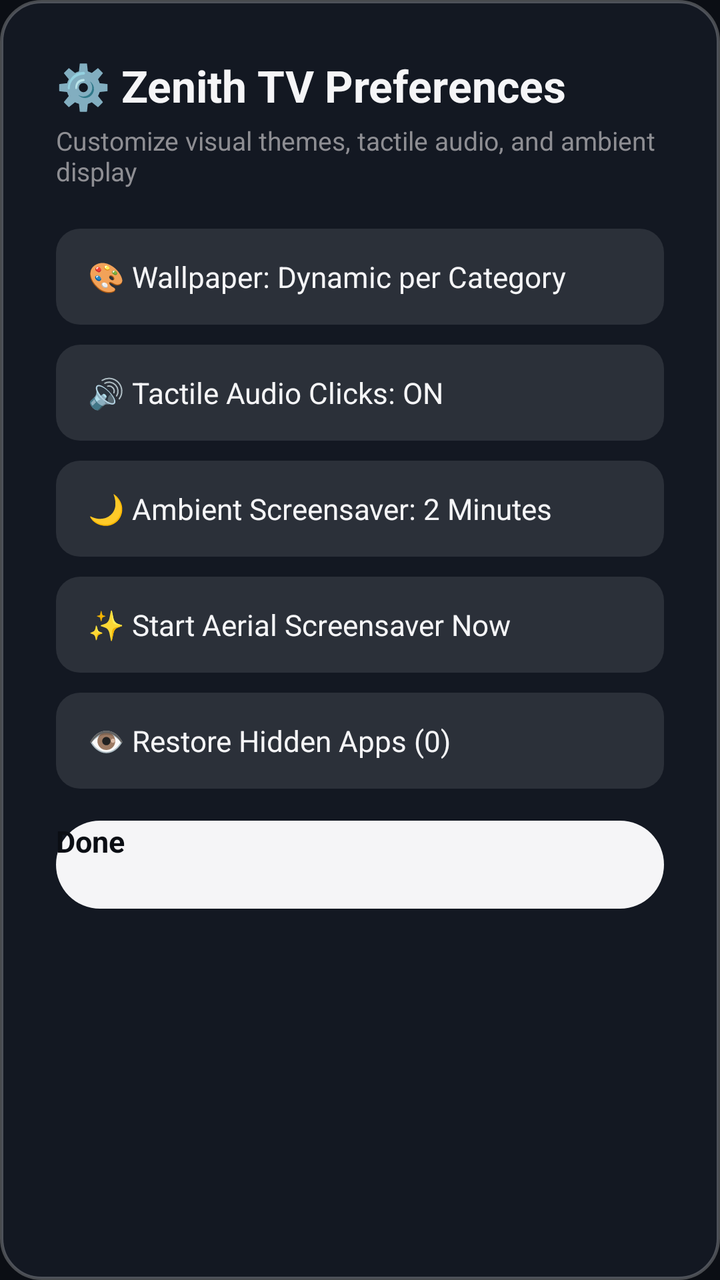
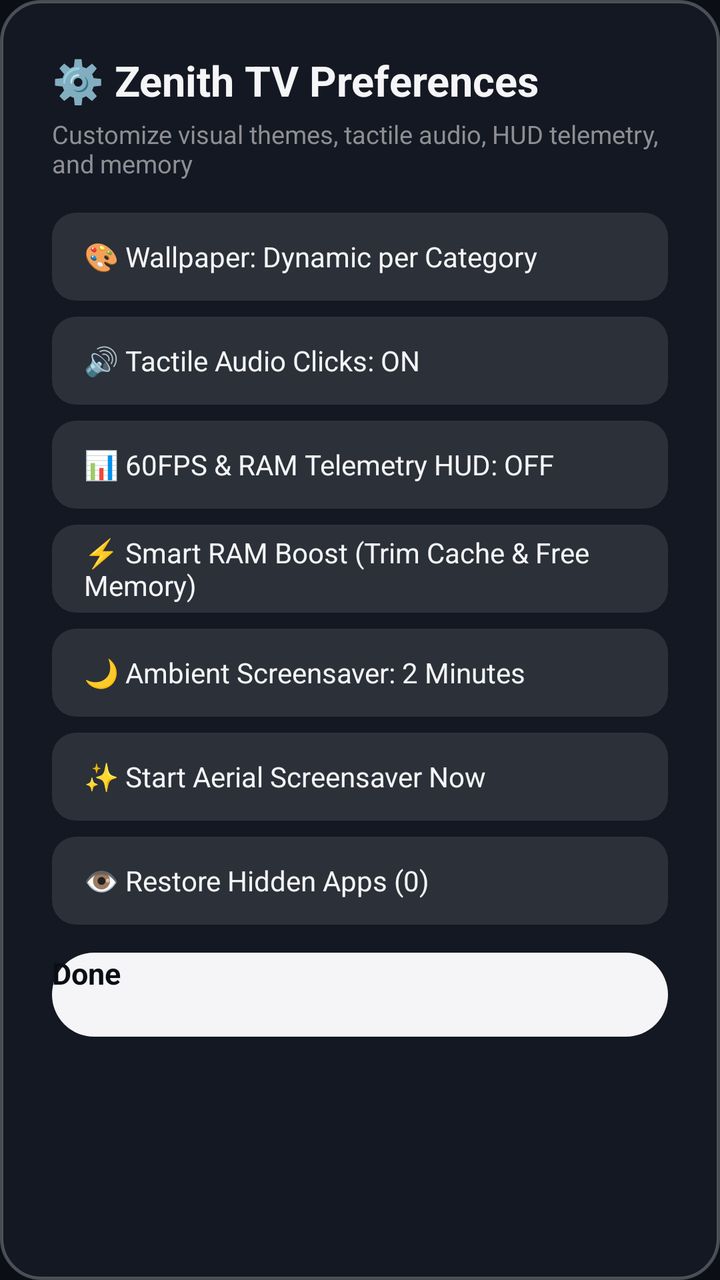

Screens rendered from an Android XML layout before and after an edit, with the pre-edit source and the edit as a unified diff.
<!-- AndroidManifest.xml: application theme Theme.ZenithTvOS -->
<!-- res/layout/dialog_zenith_settings.xml -->
<?xml version="1.0" encoding="utf-8"?>
<LinearLayout xmlns:android="http://schemas.android.com/apk/res/android"
    android:layout_width="440dp"
    android:layout_height="wrap_content"
    android:layout_gravity="center"
    android:background="@drawable/bg_context_menu"
    android:orientation="vertical"
    android:padding="28dp">

    <TextView
        android:layout_width="wrap_content"
        android:layout_height="wrap_content"
        android:text="⚙️ Zenith TV Preferences"
        android:textColor="@color/tvos_text_primary"
        android:textSize="22sp"
        android:textStyle="bold" />

    <TextView
        android:layout_width="wrap_content"
        android:layout_height="wrap_content"
        android:layout_marginTop="4dp"
        android:layout_marginBottom="20dp"
        android:text="Customize visual themes, tactile audio, and ambient display"
        android:textColor="@color/tvos_text_secondary"
        android:textSize="13sp" />

    <Button
        android:id="@+id/btnSettingWallpaper"
        android:layout_width="match_parent"
        android:layout_height="48dp"
        android:layout_marginBottom="10dp"
        android:background="@drawable/bg_menu_item"
        android:focusable="true"
        android:gravity="start|center_vertical"
        android:paddingHorizontal="16dp"
        android:text="🎨 Wallpaper: Dynamic per Category"
        android:textAllCaps="false"
        android:textColor="@color/tvos_text_primary"
        android:textSize="14.5sp" />

    <Button
        android:id="@+id/btnSettingSound"
        android:layout_width="match_parent"
        android:layout_height="48dp"
        android:layout_marginBottom="10dp"
        android:background="@drawable/bg_menu_item"
        android:focusable="true"
        android:gravity="start|center_vertical"
        android:paddingHorizontal="16dp"
        android:text="🔊 Tactile Audio Clicks: ON"
        android:textAllCaps="false"
        android:textColor="@color/tvos_text_primary"
        android:textSize="14.5sp" />

    <Button
        android:id="@+id/btnSettingScreensaver"
        android:layout_width="match_parent"
        android:layout_height="48dp"
        android:layout_marginBottom="10dp"
        android:background="@drawable/bg_menu_item"
        android:focusable="true"
        android:gravity="start|center_vertical"
        android:paddingHorizontal="16dp"
        android:text="🌙 Ambient Screensaver: 2 Minutes"
        android:textAllCaps="false"
        android:textColor="@color/tvos_text_primary"
        android:textSize="14.5sp" />

    <Button
        android:id="@+id/btnPreviewScreensaver"
        android:layout_width="match_parent"
        android:layout_height="48dp"
        android:layout_marginBottom="10dp"
        android:background="@drawable/bg_menu_item"
        android:focusable="true"
        android:gravity="start|center_vertical"
        android:paddingHorizontal="16dp"
        android:text="✨ Start Aerial Screensaver Now"
        android:textAllCaps="false"
        android:textColor="@color/tvos_text_primary"
        android:textSize="14.5sp" />

    <Button
        android:id="@+id/btnUnhideAll"
        android:layout_width="match_parent"
        android:layout_height="48dp"
        android:layout_marginBottom="16dp"
        android:background="@drawable/bg_menu_item"
        android:focusable="true"
        android:gravity="start|center_vertical"
        android:paddingHorizontal="16dp"
        android:text="👁️ Restore Hidden Apps (0)"
        android:textAllCaps="false"
        android:textColor="@color/tvos_text_primary"
        android:textSize="14.5sp" />

    <Button
        android:id="@+id/btnCloseSettings"
        android:layout_width="match_parent"
        android:layout_height="44dp"
        android:background="@drawable/bg_pill_button_primary"
        android:focusable="true"
        android:text="Done"
        android:textAllCaps="false"
        android:textColor="#0B0E14"
        android:textSize="15sp"
        android:textStyle="bold" />

</LinearLayout>
<!-- resources referenced by this layout -->
<resources>
  <color name="tvos_text_primary">#F5F5F7</color>
  <color name="tvos_text_secondary">#8E8E93</color>
  <!-- drawable bg_context_menu (drawable) -->
  <?xml version="1.0" encoding="utf-8"?>
  <shape xmlns:android="http://schemas.android.com/apk/res/android"
      android:shape="rectangle">
      <corners android:radius="20dp" />
      <solid android:color="#E6151A24" />
      <stroke
          android:width="1.5dp"
          android:color="#40FFFFFF" />
  </shape>
  <!-- drawable bg_menu_item (drawable) -->
  <?xml version="1.0" encoding="utf-8"?>
  <selector xmlns:android="http://schemas.android.com/apk/res/android">
      <item android:state_focused="true">
          <shape android:shape="rectangle">
              <corners android:radius="12dp" />
              <solid android:color="#FFFFFFFF" />
          </shape>
      </item>
      <item>
          <shape android:shape="rectangle">
              <corners android:radius="12dp" />
              <solid android:color="#1AFFFFFF" />
          </shape>
      </item>
  </selector>
  <!-- drawable bg_pill_button_primary (drawable) -->
  <?xml version="1.0" encoding="utf-8"?>
  <selector xmlns:android="http://schemas.android.com/apk/res/android">
      <item android:state_focused="true">
          <shape android:shape="rectangle">
              <corners android:radius="999dp" />
              <solid android:color="#FFFFFFFF" />
              <stroke android:width="2dp" android:color="#FFFFFFFF" />
          </shape>
      </item>
      <item>
          <shape android:shape="rectangle">
              <corners android:radius="999dp" />
              <solid android:color="#F5F5F7" />
          </shape>
      </item>
  </selector>
  <style name="Theme.ZenithTvOS" parent="Theme.Leanback">
          <item name="android:windowBackground">@color/tvos_background</item>
          <item name="android:textColorPrimary">@color/tvos_text_primary</item>
          <item name="android:textColorSecondary">@color/tvos_text_secondary</item>
          <item name="android:windowNoTitle">true</item>
          <item name="android:windowFullscreen">true</item>
      </style>
  <color name="tvos_background">#0B0E14</color>
</resources>

<!-- the commit's change to res/layout/dialog_zenith_settings.xml (unified diff, before → after) -->
@@ -1,34 +1,34 @@
 <?xml version="1.0" encoding="utf-8"?>
 <LinearLayout xmlns:android="http://schemas.android.com/apk/res/android"
-    android:layout_width="440dp"
+    android:layout_width="460dp"
     android:layout_height="wrap_content"
     android:layout_gravity="center"
     android:background="@drawable/bg_context_menu"
     android:orientation="vertical"
-    android:padding="28dp">
+    android:padding="26dp">
 
     <TextView
         android:layout_width="wrap_content"
         android:layout_height="wrap_content"
         android:text="⚙️ Zenith TV Preferences"
         android:textColor="@color/tvos_text_primary"
-        android:textSize="22sp"
+        android:textSize="21sp"
         android:textStyle="bold" />
 
     <TextView
         android:layout_width="wrap_content"
         android:layout_height="wrap_content"
         android:layout_marginTop="4dp"
-        android:layout_marginBottom="20dp"
-        android:text="Customize visual themes, tactile audio, and ambient display"
+        android:layout_marginBottom="16dp"
+        android:text="Customize visual themes, tactile audio, HUD telemetry, and memory"
         android:textColor="@color/tvos_text_secondary"
-        android:textSize="13sp" />
+        android:textSize="12.5sp" />
 
     <Button
         android:id="@+id/btnSettingWallpaper"
         android:layout_width="match_parent"
-        android:layout_height="48dp"
-        android:layout_marginBottom="10dp"
+        android:layout_height="44dp"
+        android:layout_marginBottom="8dp"
         android:background="@drawable/bg_menu_item"
         android:focusable="true"
         android:gravity="start|center_vertical"
@@ -36,13 +36,13 @@
         android:text="🎨 Wallpaper: Dynamic per Category"
         android:textAllCaps="false"
         android:textColor="@color/tvos_text_primary"
-        android:textSize="14.5sp" />
+        android:textSize="14sp" />
 
     <Button
         android:id="@+id/btnSettingSound"
         android:layout_width="match_parent"
-        android:layout_height="48dp"
-        android:layout_marginBottom="10dp"
+        android:layout_height="44dp"
+        android:layout_marginBottom="8dp"
         android:background="@drawable/bg_menu_item"
         android:focusable="true"
         android:gravity="start|center_vertical"
@@ -50,13 +50,41 @@
         android:text="🔊 Tactile Audio Clicks: ON"
         android:textAllCaps="false"
         android:textColor="@color/tvos_text_primary"
-        android:textSize="14.5sp" />
+        android:textSize="14sp" />
+
+    <Button
+        android:id="@+id/btnSettingHud"
+        android:layout_width="match_parent"
+        android:layout_height="44dp"
+        android:layout_marginBottom="8dp"
+        android:background="@drawable/bg_menu_item"
+        android:focusable="true"
+        android:gravity="start|center_vertical"
+        android:paddingHorizontal="16dp"
+        android:text="📊 60FPS &amp; RAM Telemetry HUD: OFF"
+        android:textAllCaps="false"
+        android:textColor="@color/tvos_text_primary"
+        android:textSize="14sp" />
+
+    <Button
+        android:id="@+id/btnSmartRamBoost"
+        android:layout_width="match_parent"
+        android:layout_height="44dp"
+        android:layout_marginBottom="8dp"
+        android:background="@drawable/bg_menu_item"
+        android:focusable="true"
+        android:gravity="start|center_vertical"
+        android:paddingHorizontal="16dp"
+        android:text="⚡ Smart RAM Boost (Trim Cache &amp; Free Memory)"
+        android:textAllCaps="false"
+        android:textColor="@color/tvos_text_primary"
+        android:textSize="14sp" />
 
     <Button
         android:id="@+id/btnSettingScreensaver"
         android:layout_width="match_parent"
-        android:layout_height="48dp"
-        android:layout_marginBottom="10dp"
+        android:layout_height="44dp"
+        android:layout_marginBottom="8dp"
         android:background="@drawable/bg_menu_item"
         android:focusable="true"
         android:gravity="start|center_vertical"
@@ -64,13 +92,13 @@
         android:text="🌙 Ambient Screensaver: 2 Minutes"
         android:textAllCaps="false"
         android:textColor="@color/tvos_text_primary"
-        android:textSize="14.5sp" />
+        android:textSize="14sp" />
 
     <Button
         android:id="@+id/btnPreviewScreensaver"
         android:layout_width="match_parent"
-        android:layout_height="48dp"
-        android:layout_marginBottom="10dp"
+        android:layout_height="44dp"
+        android:layout_marginBottom="8dp"
         android:background="@drawable/bg_menu_item"
         android:focusable="true"
         android:gravity="start|center_vertical"
@@ -78,13 +106,13 @@
         android:text="✨ Start Aerial Screensaver Now"
         android:textAllCaps="false"
         android:textColor="@color/tvos_text_primary"
-        android:textSize="14.5sp" />
+        android:textSize="14sp" />
 
     <Button
         android:id="@+id/btnUnhideAll"
         android:layout_width="match_parent"
-        android:layout_height="48dp"
-        android:layout_marginBottom="16dp"
+        android:layout_height="44dp"
+        android:layout_marginBottom="14dp"
         android:background="@drawable/bg_menu_item"
         android:focusable="true"
         android:gravity="start|center_vertical"
@@ -92,12 +120,12 @@
         android:text="👁️ Restore Hidden Apps (0)"
         android:textAllCaps="false"
         android:textColor="@color/tvos_text_primary"
-        android:textSize="14.5sp" />
+        android:textSize="14sp" />
 
     <Button
         android:id="@+id/btnCloseSettings"
         android:layout_width="match_parent"
-        android:layout_height="44dp"
+        android:layout_height="42dp"
         android:background="@drawable/bg_pill_button_primary"
         android:focusable="true"
         android:text="Done"
